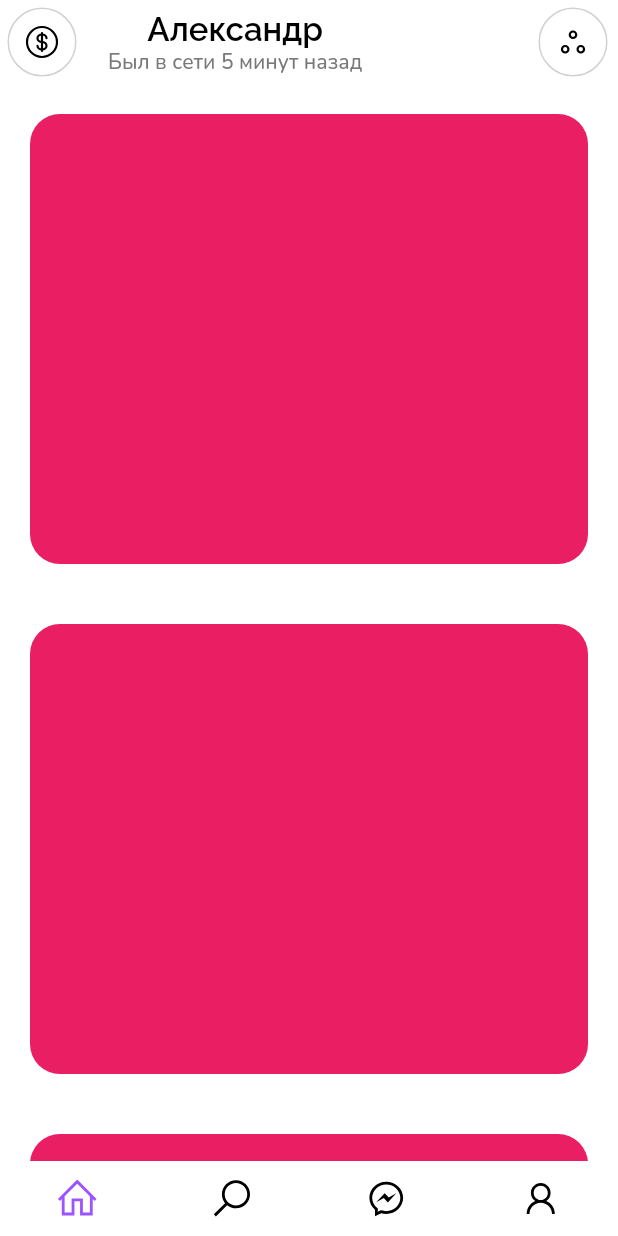
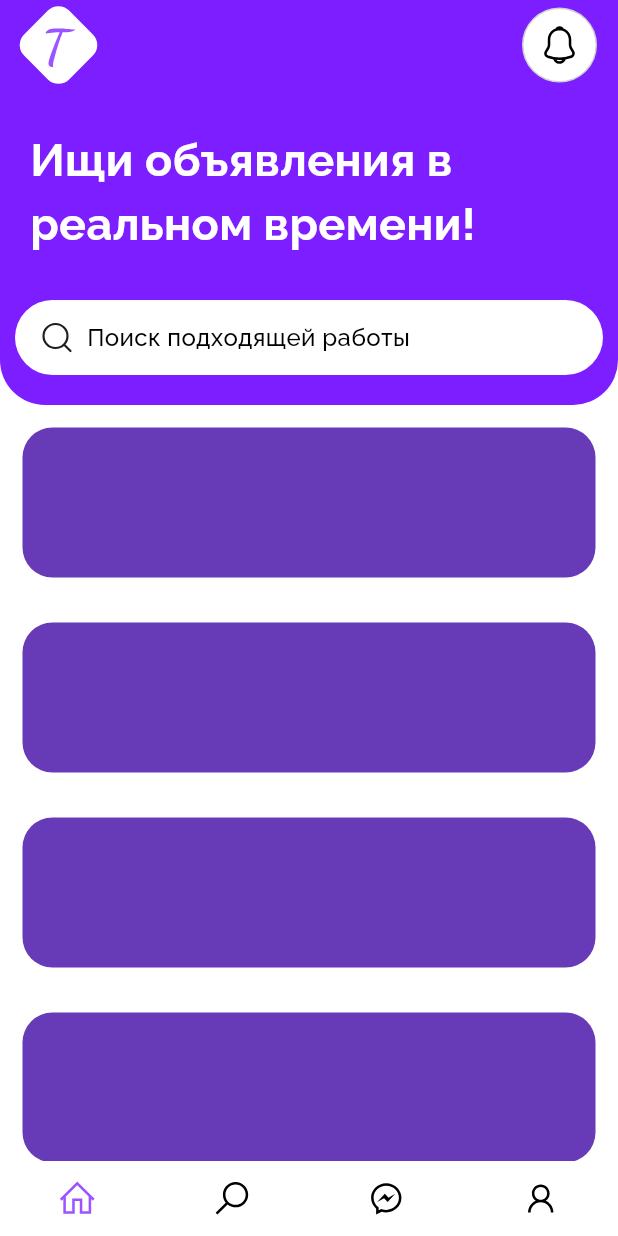
Before and after one commit to palp1ix/taskline, a Flutter app: the screen it shows after launch, on a phone screen of 412 x 824 dp. Run offline on Flutter 3.47's test engine with Material 3 defaults, Android fonts, the phone set to English and light mode, and no system bars; our stand-ins replace flutter_svg, go_router, line_icons.

Commit message:
Home App Bar, Fiction Search Bar, App Nav Bar (without the correct icons)

```diff
--- a/lib/features/home/presentation/home.dart
+++ b/lib/features/home/presentation/home.dart
@@ -1,7 +1,5 @@
 import 'package:flutter/material.dart';
-import 'package:flutter_svg/svg.dart';
-import 'package:taskline/shared/ui/icon_button.dart';
-import 'package:taskline/shared/ui/shared_appbar.dart';
+import 'package:taskline/features/home/presentation/widgets/home_appbar.dart';
 
 class HomePage extends StatelessWidget {
   const HomePage({super.key});
@@ -12,22 +10,14 @@ class HomePage extends StatelessWidget {
     return Scaffold(
         body: CustomScrollView(
       slivers: [
-        SharedAppBar(
-            title: 'Александр',
-            subtitle: 'Был в сети 5 минут назад',
-            leading: AppIconButton(
-                onPressed: () {},
-                child: SvgPicture.asset('assets/icons/dollar.svg')),
-            trailing: AppIconButton(
-                child: SvgPicture.asset('assets/icons/more.svg'),
-                onPressed: () {})),
+        HomeAppBar(),
         SliverList.builder(itemBuilder: (context, index) {
           return Container(
-            margin: EdgeInsets.all(20),
+            margin: EdgeInsets.all(15),
             width: 200,
-            height: 300,
+            height: 100,
             decoration: BoxDecoration(
-              color: Colors.pink,
+              color: Colors.deepPurple,
               borderRadius: BorderRadius.circular(20),
             ),
           );
--- a/lib/features/home/presentation/widgets/home_appbar.dart
+++ b/lib/features/home/presentation/widgets/home_appbar.dart
@@ -1,4 +1,8 @@
 import 'package:flutter/material.dart';
+import 'package:flutter_svg/svg.dart';
+import 'package:taskline/shared/theme/colors.dart';
+import 'package:taskline/shared/theme/fonts.dart';
+import 'package:taskline/shared/ui/icon_button.dart';
 
 class HomeAppBar extends StatelessWidget {
   const HomeAppBar({super.key});
@@ -7,22 +11,93 @@ class HomeAppBar extends StatelessWidget {
   Widget build(BuildContext context) {
     final theme = Theme.of(context);
     return SliverAppBar(
-      title: Text(
-        'AppBar',
-        style: TextStyle(fontWeight: FontWeight.w600),
+      pinned: true,
+      floating: false,
+      expandedHeight: 270,
+      shape: RoundedRectangleBorder(
+        borderRadius: BorderRadius.vertical(
+          bottom: Radius.circular(30),
+        ),
       ),
-      floating: true,
-      snap: true,
-      toolbarHeight: 320,
-      flexibleSpace: Container(
-        decoration: BoxDecoration(
-          color: theme.colorScheme.primary,
-          borderRadius: BorderRadius.only(
-            bottomLeft: Radius.circular(20),
-            bottomRight: Radius.circular(20),
+      backgroundColor: AppColors.darkAccent,
+      surfaceTintColor: Colors.transparent,
+      flexibleSpace: FlexibleSpaceBar(
+        background: Container(
+          decoration: BoxDecoration(
+            borderRadius: BorderRadius.only(
+                bottomLeft: Radius.circular(30),
+                bottomRight: Radius.circular(30)),
+          ),
+          child: SafeArea(
+            child: Column(
+              children: [
+                Padding(
+                  padding: const EdgeInsets.symmetric(horizontal: 9.0),
+                  child: Row(
+                    mainAxisAlignment: MainAxisAlignment.spaceBetween,
+                    children: [
+                      SvgPicture.asset('assets/icons/logo.svg'),
+                      AppIconButton(
+                          onPressed: () {},
+                          child:
+                              SvgPicture.asset('assets/icons/notification.svg'))
+                    ],
+                  ),
+                ),
+                Padding(
+                  padding: const EdgeInsets.only(left: 20.0, top: 25),
+                  child: Text(
+                    'Ищи объявления в реальном времени!',
+                    style: TextStyle(
+                        fontFamily: AppFonts.ralewayBold,
+                        fontSize: 30,
+                        color: theme.colorScheme.surface),
+                  ),
+                )
+              ],
+            ),
+          ),
+        ),
+      ),
+      bottom: PreferredSize(
+        preferredSize: Size.fromHeight(30),
+        child: SafeArea(
+          child: Padding(
+            padding: const EdgeInsets.only(bottom: 20, right: 10, left: 10),
+            child: FictionSearchBar(),
           ),
         ),
       ),
     );
   }
 }
+
+class FictionSearchBar extends StatelessWidget {
+  const FictionSearchBar({super.key, this.height = 50});
+  final double height;
+
+  @override
+  Widget build(BuildContext context) {
+    return Container(
+      height: height,
+      padding: EdgeInsets.symmetric(horizontal: 16),
+      decoration: BoxDecoration(
+        color: Colors.white,
+        borderRadius: BorderRadius.circular(30),
+      ),
+      child: Row(
+        children: [
+          SvgPicture.asset(
+            'assets/icons/search.svg',
+            width: 24,
+            height: 24,
+          ),
+          SizedBox(width: 8),
+          Text('Поиск подходящей работы',
+              style:
+                  TextStyle(fontSize: 16, fontFamily: AppFonts.ralewayMedium)),
+        ],
+      ),
+    );
+  }
+}
--- a/lib/features/root/root.dart
+++ b/lib/features/root/root.dart
@@ -1,6 +1,6 @@
 import 'package:flutter/material.dart';
 import 'package:go_router/go_router.dart';
-import 'package:line_icons/line_icons.dart';
+import 'package:taskline/features/root/widgets/app_nav_bar.dart';
 
 class RootScreen extends StatelessWidget {
   const RootScreen({super.key, required this.navigationShell});
@@ -9,42 +9,9 @@ class RootScreen extends StatelessWidget {
 
   @override
   Widget build(BuildContext context) {
-    final theme = Theme.of(context);
     return Scaffold(
+        extendBody: true,
         body: navigationShell,
-        bottomNavigationBar: NavigationBar(
-            labelBehavior: NavigationDestinationLabelBehavior.alwaysHide,
-            height: 50,
-            indicatorColor: Colors.transparent,
-            selectedIndex: navigationShell.currentIndex,
-            onDestinationSelected: (index) {
-              navigationShell.goBranch(index);
-            },
-            destinations: [
-              NavigationDestination(
-                  icon: Icon(
-                    LineIcons.home,
-                    size: 30,
-                  ),
-                  label: "Home"),
-              NavigationDestination(
-                  icon: Icon(
-                    LineIcons.search,
-                    size: 30,
-                  ),
-                  label: "Search"),
-              NavigationDestination(
-                  icon: Icon(
-                    LineIcons.facebookMessenger,
-                    size: 30,
-                  ),
-                  label: "Message"),
-              NavigationDestination(
-                  icon: Icon(
-                    LineIcons.user,
-                    size: 30,
-                  ),
-                  label: "Profile"),
-            ]));
+        bottomNavigationBar: AppNavBar(navigationShell: navigationShell));
   }
 }
--- /dev/null
+++ b/lib/features/root/widgets/app_nav_bar.dart
@@ -0,0 +1,51 @@
+import 'package:flutter/material.dart';
+import 'package:go_router/go_router.dart';
+import 'package:line_icons/line_icons.dart';
+
+class AppNavBar extends StatelessWidget {
+  const AppNavBar({
+    super.key,
+    required this.navigationShell,
+  });
+
+  final StatefulNavigationShell navigationShell;
+
+  @override
+  Widget build(BuildContext context) {
+    return NavigationBar(
+        labelBehavior: NavigationDestinationLabelBehavior.alwaysHide,
+        height: 50,
+        indicatorColor: Colors.transparent,
+        overlayColor: WidgetStatePropertyAll(Colors.transparent),
+        selectedIndex: navigationShell.currentIndex,
+        onDestinationSelected: (index) {
+          navigationShell.goBranch(index);
+        },
+        destinations: [
+          NavigationDestination(
+              icon: Icon(
+                LineIcons.home,
+                size: 27,
+              ),
+              label: "Home"),
+          NavigationDestination(
+              icon: Icon(
+                LineIcons.search,
+                size: 27,
+              ),
+              label: "Search"),
+          NavigationDestination(
+              icon: Icon(
+                LineIcons.facebookMessenger,
+                size: 27,
+              ),
+              label: "Message"),
+          NavigationDestination(
+              icon: Icon(
+                LineIcons.user,
+                size: 27,
+              ),
+              label: "Profile"),
+        ]);
+  }
+}
--- a/lib/shared/theme/colors.dart
+++ b/lib/shared/theme/colors.dart
@@ -2,6 +2,7 @@ import 'dart:ui';
 
 class AppColors {
   static Color accent = Color(0xFF9B54FF);
+  static Color darkAccent = Color(0xFF7C1EFF);
   static Color lightAccent = Color(0xFFEEDDFF);
   static Color green = Color(0xFF34C558);
   static Color red = Color(0xFFFF7676);
--- a/lib/shared/ui/icon_button.dart
+++ b/lib/shared/ui/icon_button.dart
@@ -4,9 +4,11 @@ class AppIconButton extends StatelessWidget {
   const AppIconButton({
     super.key,
     required this.child,
+    this.isBordered = true,
     required this.onPressed,
   });
   final Widget child;
+  final bool isBordered;
   final void Function() onPressed;
 
   @override
@@ -18,7 +20,9 @@ class AppIconButton extends StatelessWidget {
       height: 50,
       padding: EdgeInsets.all(10),
       decoration: BoxDecoration(
-          border: Border.all(width: 1, color: Color(0xFFD1D1D1)),
+          border: isBordered
+              ? Border.all(width: 1, color: Color(0xFFD1D1D1))
+              : null,
           shape: BoxShape.circle,
           color: theme.colorScheme.surface),
       child: Center(child: InkWell(onTap: onPressed, child: child)),
--- a/pubspec.yaml
+++ b/pubspec.yaml
@@ -24,9 +24,6 @@ flutter:
   assets:
     - assets/icons/
   fonts:
-    - family: Nunito
-      fonts:
-        - asset: assets/fonts/Nunito.ttf
     - family: Raleway-SemiBold
       fonts:
         - asset: assets/fonts/Raleway-SemiBold.ttf
```
Also changed, not shown: assets/icons/logo.svg (added), 1 other file.
